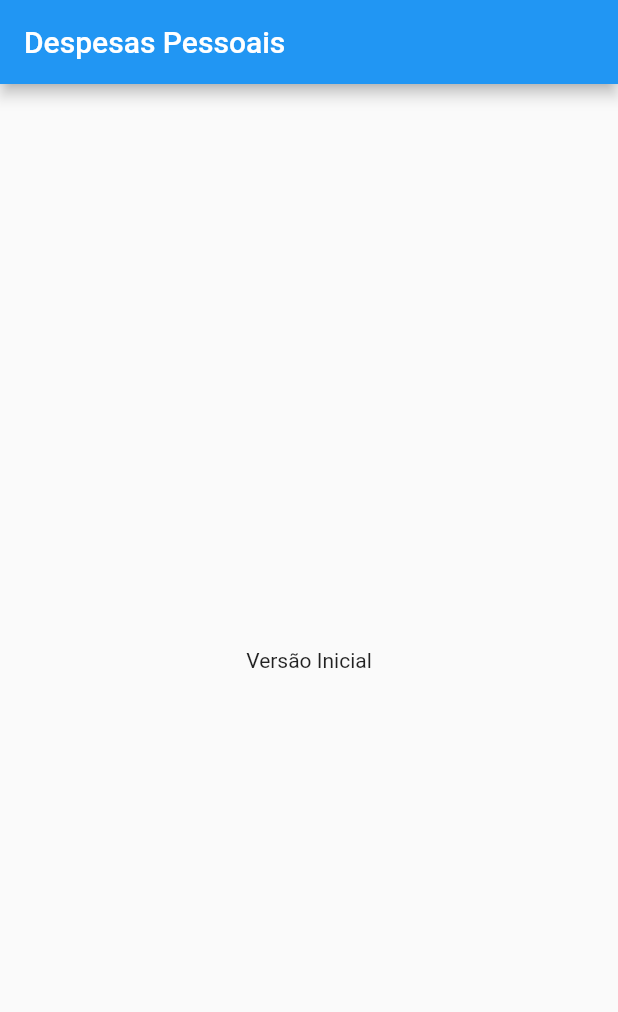
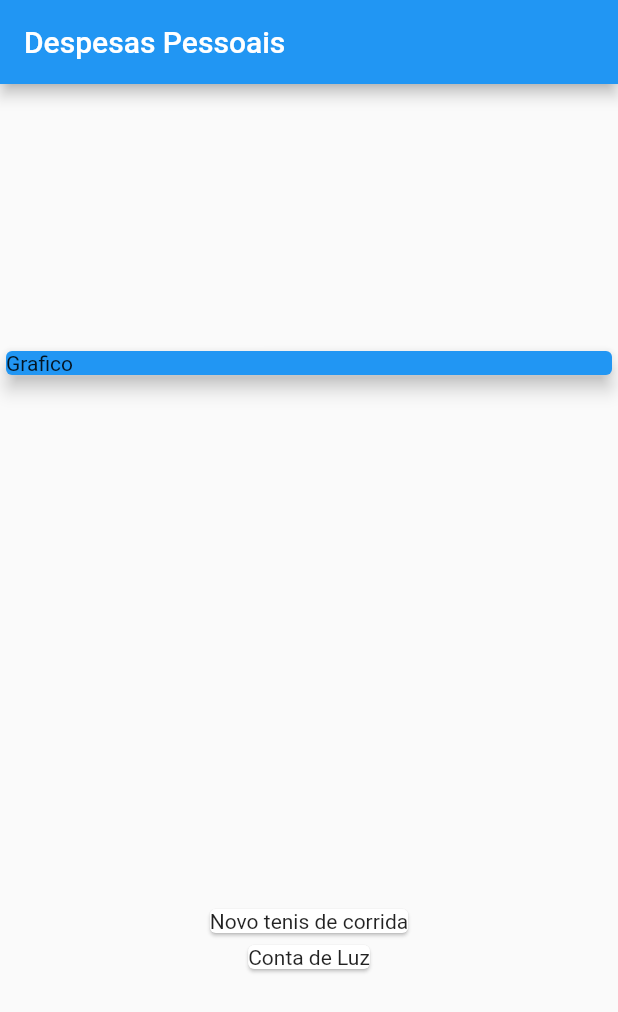
Before and after one commit to Pliffisson/App-Despesas-Pessoais, a Flutter app: the screen it shows after launch, on a phone screen of 412 x 824 dp. Shown: the top 1012 px of the screen. Run offline on Flutter 3.47's test engine with Material 2 defaults, Android fonts, the phone set to English and light mode, and no system bars.

Commit message:
Criação a lista de transações

```diff
--- a/lib/main.dart
+++ b/lib/main.dart
@@ -1,4 +1,5 @@
 import 'package:flutter/material.dart';
+import 'models/transaction.dart';
 
 void main() => runApp(ExpensesApp());
 
@@ -13,14 +14,46 @@ class ExpensesApp extends StatelessWidget {
 }
 
 class MyHomePage extends StatelessWidget {
+  final _transactions = [
+    Transaction(
+      id: 't1',
+      title: 'Novo tenis de corrida',
+      value: 310.76,
+      date: DateTime.now(),
+    ),
+    Transaction(
+      id: 't1',
+      title: 'Conta de Luz',
+      value: 110.76,
+      date: DateTime.now(),
+    ),
+  ];
+
   @override
   Widget build(BuildContext context) {
     return Scaffold(
       appBar: AppBar(
         title: Text('Despesas Pessoais'),
       ),
-      body: Center(
-        child: Text('Versão Inicial'),
+      body: Column(
+        mainAxisAlignment: MainAxisAlignment.spaceAround,
+        crossAxisAlignment: CrossAxisAlignment.stretch,
+        children: [
+          Container(
+            child: Card(
+              color: Colors.blue,
+              child: Text('Grafico'),
+              elevation: 5,
+            ),
+          ),
+          Column(
+            children: _transactions.map((tr) {
+              return Card(
+                child: Text(tr.title),
+              );
+            }).toList(),
+          ),
+        ],
       ),
     );
   }
--- /dev/null
+++ b/lib/models/transaction.dart
@@ -0,0 +1,15 @@
+import 'package:flutter/foundation.dart';
+
+class Transaction {
+  final String id;
+  final String title;
+  final double value;
+  final DateTime date;
+
+  Transaction({
+    @required this.id,
+    @required this.title,
+    @required this.value,
+    @required this.date,
+  });
+}
```
Also changed, not shown: 1 other file.
